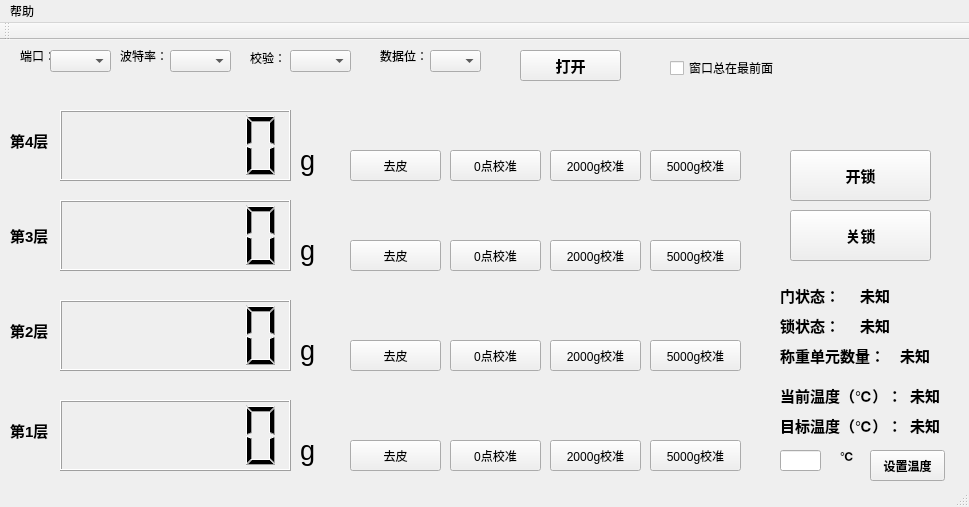
The window that iw_visual_terminal/mainwindow.ui (BobDeng1974/qt_iw_visual_terminal) describes before a commit, drawn with Qt 5.
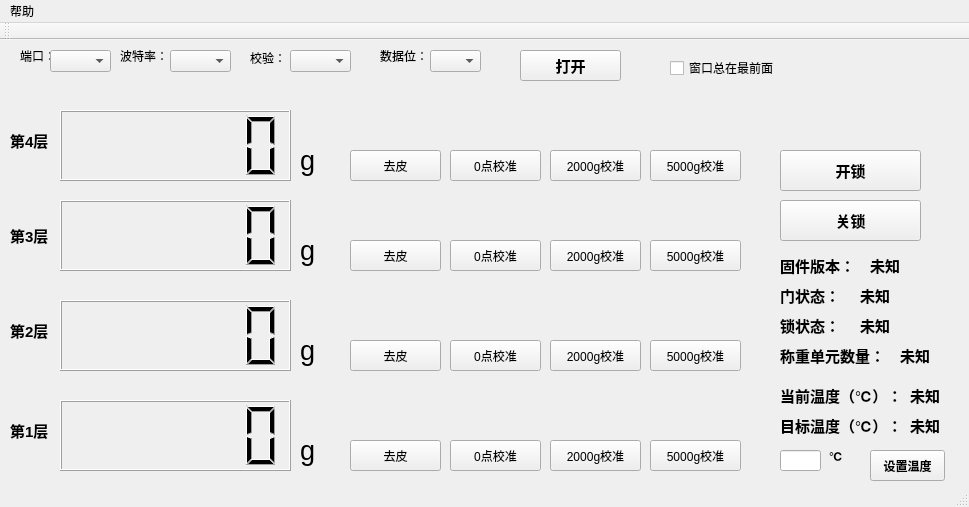
The same window after the commit.

Commit message: 1.增加固件版本查询 2.修改门锁控制超时时间为1100ms

What changed in the file:
```diff
--- a/iw_visual_terminal/mainwindow.ui
+++ b/iw_visual_terminal/mainwindow.ui
@@ -613,10 +613,10 @@
    <widget class="QPushButton" name="open_lock_button">
     <property name="geometry">
      <rect>
-      <x>790</x>
+      <x>780</x>
       <y>110</y>
       <width>141</width>
-      <height>51</height>
+      <height>41</height>
      </rect>
     </property>
     <property name="font">
@@ -634,10 +634,10 @@
    <widget class="QPushButton" name="close_lock_button">
     <property name="geometry">
      <rect>
-      <x>790</x>
-      <y>170</y>
+      <x>780</x>
+      <y>160</y>
       <width>141</width>
-      <height>51</height>
+      <height>41</height>
      </rect>
     </property>
     <property name="font">
@@ -770,9 +770,9 @@
    <widget class="QLabel" name="label_13">
     <property name="geometry">
      <rect>
-      <x>840</x>
+      <x>829</x>
       <y>400</y>
-      <width>20</width>
+      <width>21</width>
       <height>31</height>
      </rect>
     </property>
@@ -889,6 +889,48 @@
      <string>未知</string>
     </property>
    </widget>
+   <widget class="QLabel" name="label_16">
+    <property name="geometry">
+     <rect>
+      <x>780</x>
+      <y>210</y>
+      <width>81</width>
+      <height>31</height>
+     </rect>
+    </property>
+    <property name="font">
+     <font>
+      <family>Arial</family>
+      <pointsize>11</pointsize>
+      <weight>75</weight>
+      <bold>true</bold>
+     </font>
+    </property>
+    <property name="text">
+     <string>固件版本：</string>
+    </property>
+   </widget>
+   <widget class="QLabel" name="fw_version_display">
+    <property name="geometry">
+     <rect>
+      <x>870</x>
+      <y>210</y>
+      <width>91</width>
+      <height>31</height>
+     </rect>
+    </property>
+    <property name="font">
+     <font>
+      <family>Arial</family>
+      <pointsize>11</pointsize>
+      <weight>75</weight>
+      <bold>true</bold>
+     </font>
+    </property>
+    <property name="text">
+     <string>未知</string>
+    </property>
+   </widget>
   </widget>
   <widget class="QToolBar" name="mainToolBar">
    <attribute name="toolBarArea">
```
Left out of the diff: 2 changed lines with no effect on the pictures. The commit also changes 4 other files.
